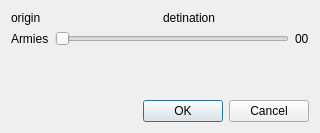
This is gui/fortify_dialog.ui in TaimoorRana/Risk as Qt 5 draws it before an edit. The edited form follows.
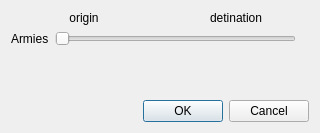
This is the edited form.

Commit message: added docs to fortify dialog

Diff of the .ui file:
```diff
--- a/gui/fortify_dialog.ui
+++ b/gui/fortify_dialog.ui
@@ -18,9 +18,21 @@
     <layout class="QHBoxLayout" name="horizontalLayout">
      <item>
       <widget class="QLabel" name="originCountry">
+       <property name="layoutDirection">
+        <enum>Qt::LeftToRight</enum>
+       </property>
+       <property name="autoFillBackground">
+        <bool>false</bool>
+       </property>
        <property name="text">
         <string>origin</string>
        </property>
+       <property name="textFormat">
+        <enum>Qt::AutoText</enum>
+       </property>
+       <property name="alignment">
+        <set>Qt::AlignCenter</set>
+       </property>
       </widget>
      </item>
      <item>
@@ -28,6 +40,9 @@
        <property name="text">
         <string>detination</string>
        </property>
+       <property name="alignment">
+        <set>Qt::AlignCenter</set>
+       </property>
       </widget>
      </item>
     </layout>
@@ -51,7 +66,7 @@
      <item>
       <widget class="QLabel" name="numArmies">
        <property name="text">
-        <string>00</string>
+        <string>  </string>
        </property>
       </widget>
      </item>
```
The commit also changes 2 other files.
